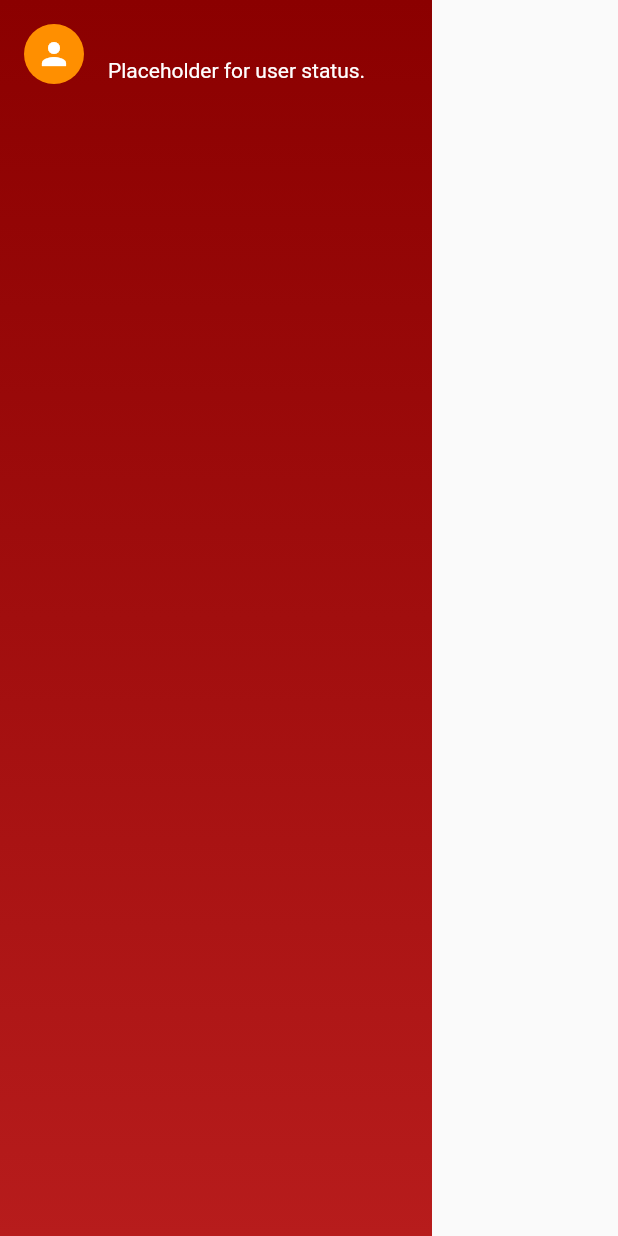
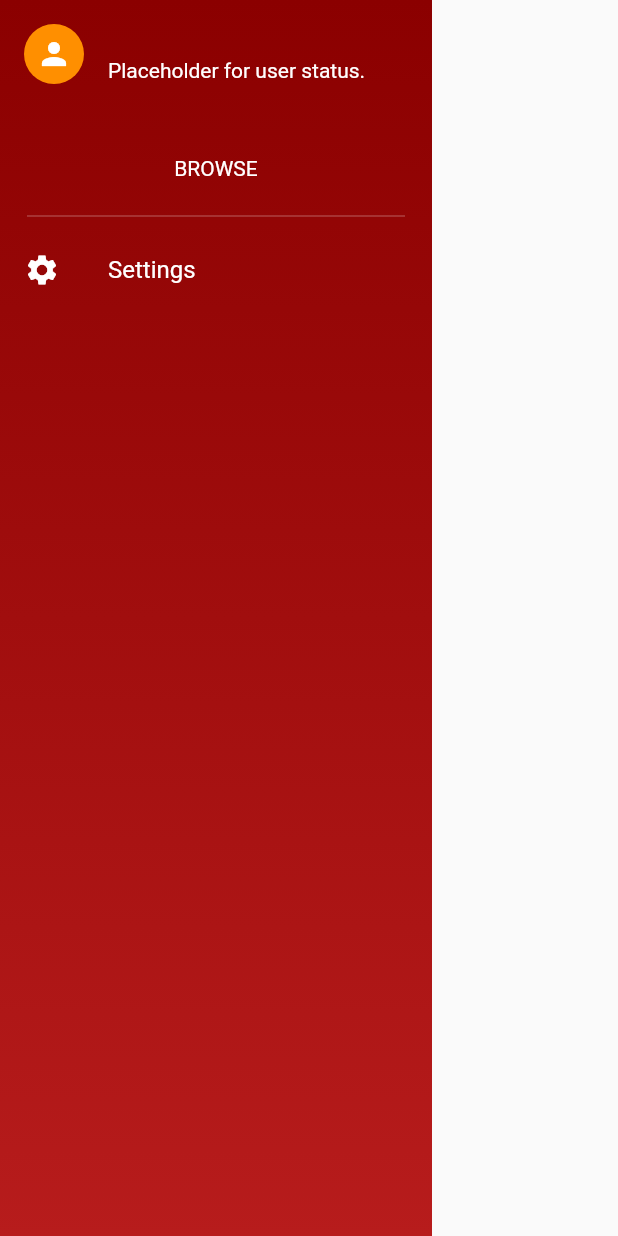
Before and after one commit to PGNTechChair/pgn_app, a Flutter app: the screen it shows once a user with an empty profile is signed in, on a phone screen of 412 x 824 dp. Run offline on Flutter 3.47's test engine with Material 2 defaults, Android fonts, the phone set to English and light mode, and no system bars; our stand-ins replace cloud_firestore, firebase_auth, firebase_core, flutter_spinkit, rive; accounts and stored records are empty.

Commit message:
Added side_menu tile along with the first instance for settings.

```diff
--- a/lib/components/side_bar.dart
+++ b/lib/components/side_bar.dart
@@ -3,6 +3,9 @@ import 'package:flutter/material.dart';
 import 'package:pgn_app/models/user.dart';
 import 'package:pgn_app/shared/loading.dart';
 import 'package:provider/provider.dart';
+import 'package:pgn_app/services/info_card.dart';
+import 'package:rive/rive.dart' as rive;
+import "package:pgn_app/services/side_menu_tile.dart";
 
 class SideBar extends StatelessWidget {
   @override
@@ -37,11 +40,23 @@ class SideBar extends StatelessWidget {
                       colors: [Color(0xFF8B0000), Color(0xFFB71C1C)],
                       begin: Alignment.topCenter,
                       end: Alignment.bottomCenter,
-                    )),
+                    ),
+                ),
                 child: SafeArea(
                   child: Column(
                     children: [
-                      InfoCard(cardInfo: userData.firstName),
+                      InfoCard(name: userData.firstName, userStatus: "Placeholder for user status."),
+                      Padding(
+                        padding: const EdgeInsets.only(top: 32.0, bottom: 16.0),
+                        child: Text(
+                            "Browse".toUpperCase(),
+                            textAlign: TextAlign.center,
+                            style: TextStyle(
+                              color: Colors.white,
+                            )
+                        ),
+                      ),
+                      SideMenuTile(),
                     ],
                   ),
                 ),
@@ -53,22 +68,3 @@ class SideBar extends StatelessWidget {
     );
   }
 }
-
-class InfoCard extends StatelessWidget {
-  final String cardInfo;
-
-  const InfoCard({required this.cardInfo});
-
-  @override
-  Widget build(BuildContext context) {
-    return ListTile(
-      leading: CircleAvatar(
-          backgroundColor: Colors.amber[800],
-          child: Icon(Icons.person, color: Colors.white)
-      ),
-      title: Text(cardInfo, style: TextStyle(color: Colors.white)),
-      //TODO - Add field in registration that tells if user is member or not
-      subtitle: Text("Placeholder for user status.", style: TextStyle(color: Colors.white)),
-    );
-  }
-}
--- /dev/null
+++ b/lib/services/info_card.dart
@@ -0,0 +1,21 @@
+import 'package:flutter/material.dart';
+
+class InfoCard extends StatelessWidget {
+  final String name;
+  final String userStatus;
+
+  const InfoCard({required this.name, required this.userStatus});
+
+  @override
+  Widget build(BuildContext context) {
+    return ListTile(
+      leading: CircleAvatar(
+          backgroundColor: Colors.amber[800],
+          child: Icon(Icons.person, color: Colors.white)
+      ),
+      title: Text(name, style: TextStyle(color: Colors.white)),
+      //TODO - Add field in registration that tells if user is member or not
+      subtitle: Text(userStatus, style: TextStyle(color: Colors.white)),
+    );
+  }
+}
--- /dev/null
+++ b/lib/services/side_menu_tile.dart
@@ -0,0 +1,28 @@
+
+import 'package:flutter/material.dart';
+
+class SideMenuTile extends StatelessWidget {
+  const SideMenuTile({super.key});
+
+  @override
+  Widget build(BuildContext context) {
+    return Column(
+      children: [
+        Padding(
+          padding: const EdgeInsets.symmetric(horizontal:18.0),
+          child: Divider(
+            color: Colors.white24,
+            thickness: 1 ,
+          ),
+        ),
+        ListTile(
+            leading: Icon(Icons.settings, color: Colors.white),
+            title: Text(
+                "Settings",
+                style: TextStyle(color: Colors.white)
+            )
+        ),
+      ],
+    );
+  }
+}
--- a/pubspec.yaml
+++ b/pubspec.yaml
@@ -35,6 +35,7 @@ dependencies:
     sdk: flutter
   flutter_spinkit: ^5.2.0
   provider: ^6.0.5
+  rive: ^0.11.8
 
 
   # The following adds the Cupertino Icons font to your application.
```
Also changed, not shown: pubspec.lock, 10 other files.
